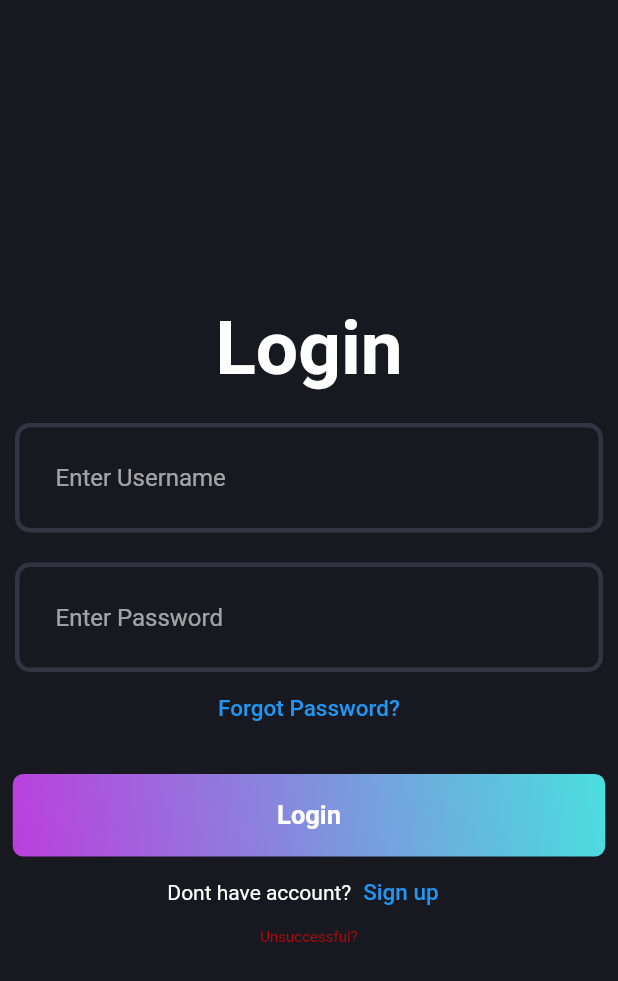
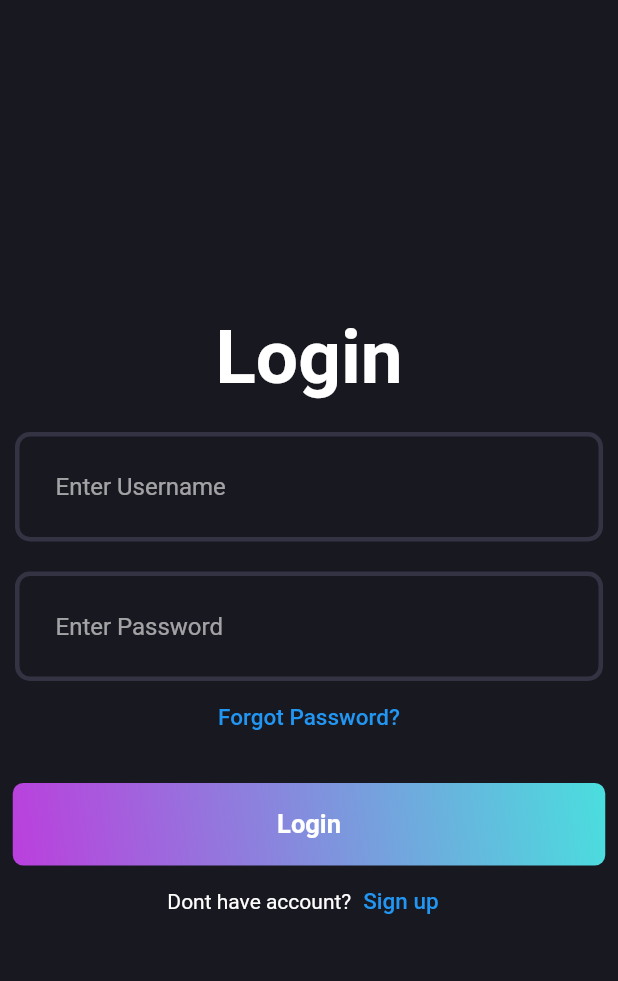
Before and after one commit to InnovaTech-21/Quiz_Attempt2, a Flutter app: the LoginPage widget shown alone on an empty page, opened directly, on a phone screen of 412 x 824 dp. Shown: the top 981 px of the screen. Run offline on Flutter 3.47's test engine with Material 2 defaults, Android fonts, the phone set to English and light mode, and no system bars.

Commit message:
Removed login page message

```diff
--- a/lib/Views/Login/login_view.dart
+++ b/lib/Views/Login/login_view.dart
@@ -156,9 +156,19 @@ class _LoginPageState extends State<LoginPage> {
                                     child: ElevatedButton(
                                       onPressed: () {
                                         validateAndSave();
-
                                         ///IF LOGIN DETAILS ARE SATISFACTORY WILL GO TO HOME PAGE
                                         ///Navigator.push(context, MaterialPageRoute(builder: (_) => HomePage()));
+                                        ///IF LOGIN DETAILS ARE NOT SATISFACTORY MESSAGE WILL BE DISPLAYED
+                                        /// Container(
+                                            ///alignment: Alignment.center,
+                                            ///child: const Text(
+                                              ///'Unsuccessful?',
+                                              ///style: TextStyle(
+                                                ///color: Color.fromARGB(255, 183, 10, 10),
+                                                ///fontSize: 10,
+                                             ///),
+                                           ///),
+                                        ///),
                                       },
                                       style: ElevatedButton.styleFrom(
                                         fixedSize: const Size(395, 55),
@@ -176,8 +186,6 @@ class _LoginPageState extends State<LoginPage> {
                                   ),
                                 ),
                                 Row(
-                                  ///TEXT BUTTON TO GO TO REGISTRATION PAGE
-
                                   ///TEXT BUTTON TO GO TO REGISTRATION PAGE
                                   mainAxisAlignment: MainAxisAlignment.center,
                                   children: <Widget>[
@@ -198,17 +206,6 @@ class _LoginPageState extends State<LoginPage> {
                                     )
                                   ],
                                 ),
-                                Container(
-                                  /// WILL GIVE BELOW MESSAGE IF LOGIN FAILED
-                                  alignment: Alignment.center,
-                                  child: const Text(
-                                    'Unsuccessful?',
-                                    style: TextStyle(
-                                      color: Color.fromARGB(255, 183, 10, 10),
-                                      fontSize: 10,
-                                    ),
-                                  ),
-                                ),
                               ],
                             ),
                           )
```
